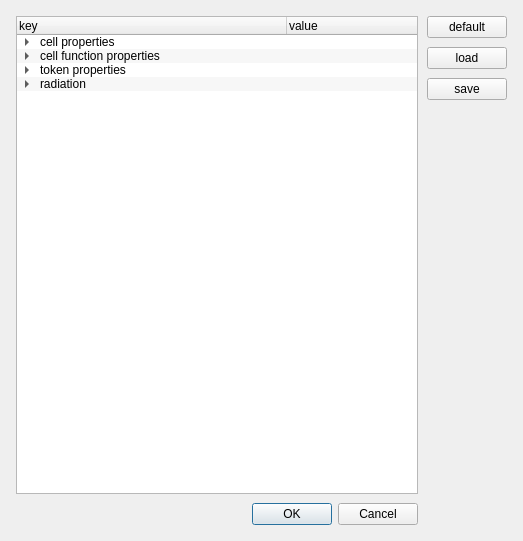
The window that source/Gui/Dialogs/SimulationParametersDialog.ui (chrxh/alien) describes before a commit, drawn with Qt 5.
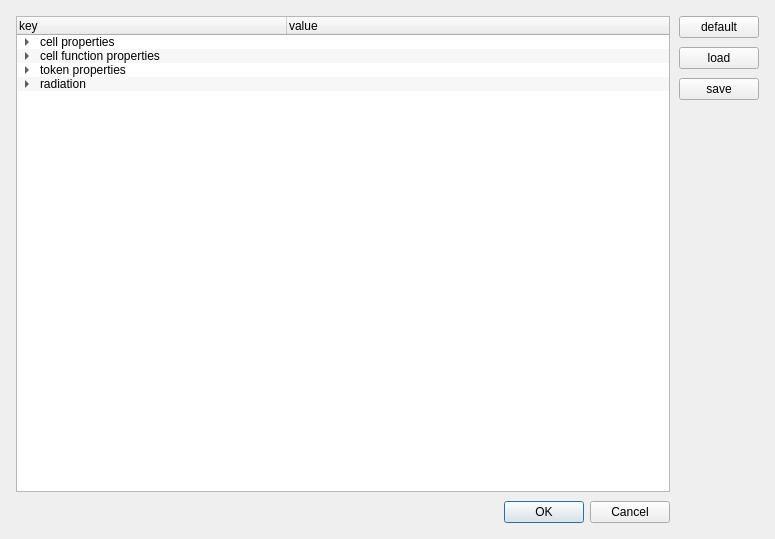
The same window after the commit.

What changed in the file:
```diff
--- a/source/Gui/Dialogs/SimulationParametersDialog.ui
+++ b/source/Gui/Dialogs/SimulationParametersDialog.ui
@@ -6,8 +6,8 @@
    <rect>
     <x>0</x>
     <y>0</y>
-    <width>523</width>
-    <height>541</height>
+    <width>775</width>
+    <height>539</height>
    </rect>
   </property>
   <property name="windowTitle">
```
